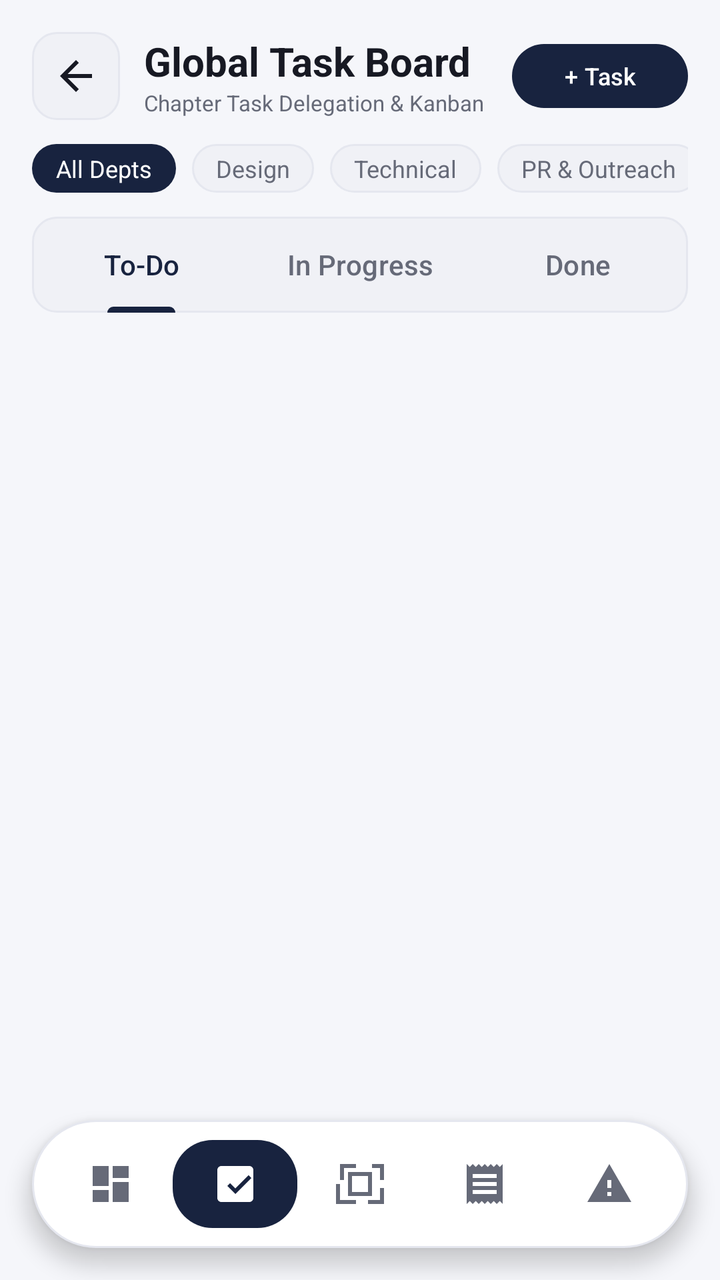
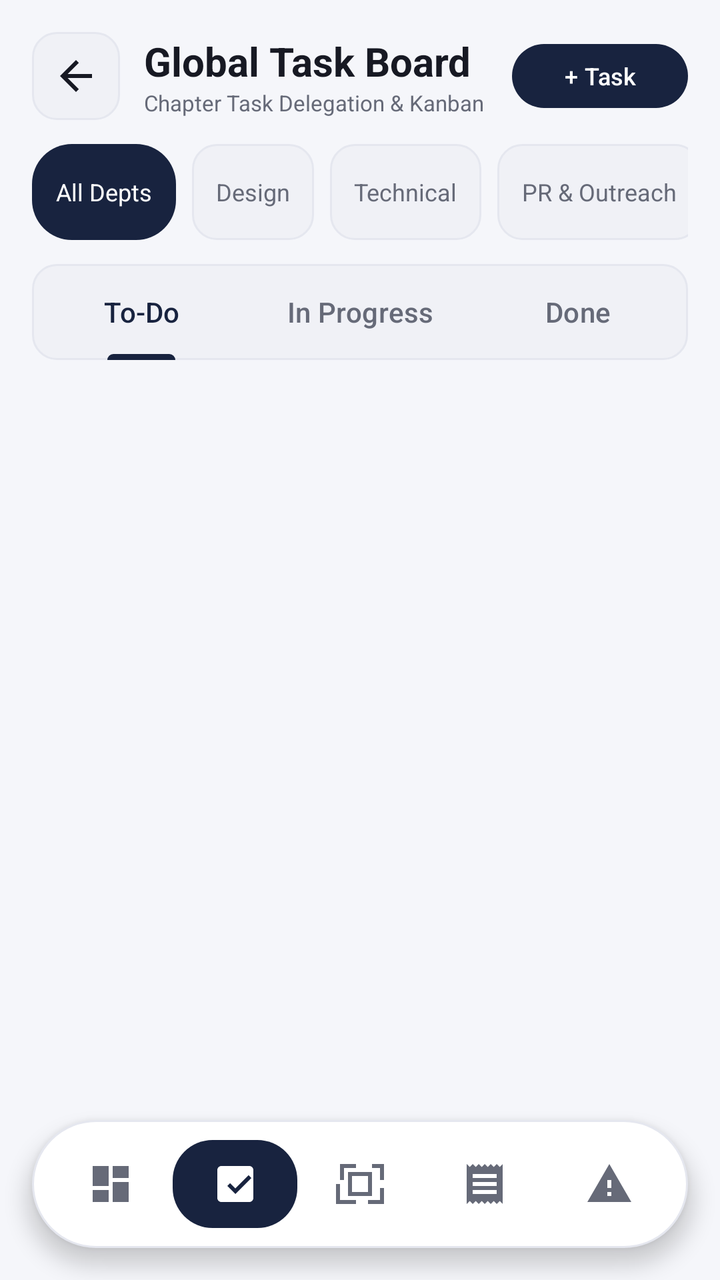

Two renders of the same Android screen: before a commit and after it. Below are the layout's source before the change and the commit's diff.
<!-- AndroidManifest.xml: activity theme Theme.GDGCoreHQ -->
<!-- res/layout/activity_admin_tasks.xml -->
<?xml version="1.0" encoding="utf-8"?>
<androidx.coordinatorlayout.widget.CoordinatorLayout
    xmlns:android="http://schemas.android.com/apk/res/android"
    xmlns:app="http://schemas.android.com/apk/res-auto"
    xmlns:tools="http://schemas.android.com/tools"
    android:layout_width="match_parent"
    android:layout_height="match_parent"
    android:background="@color/background"
    android:fitsSystemWindows="true">

    <LinearLayout
        android:layout_width="match_parent"
        android:layout_height="match_parent"
        android:orientation="vertical"
        android:paddingHorizontal="@dimen/page_padding"
        android:paddingTop="@dimen/space_4">

        
        <RelativeLayout
            android:layout_width="match_parent"
            android:layout_height="wrap_content"
            android:layout_marginBottom="@dimen/space_3">

            <ImageView
                android:id="@+id/btnBack"
                android:layout_width="44dp"
                android:layout_height="44dp"
                android:layout_alignParentStart="true"
                android:layout_centerVertical="true"
                android:background="@drawable/bg_chip_rounded"
                android:contentDescription="Back"
                android:padding="10dp"
                android:src="@drawable/ic_arrow_back" />

            <LinearLayout
                android:layout_width="wrap_content"
                android:layout_height="wrap_content"
                android:layout_centerVertical="true"
                android:layout_marginStart="@dimen/space_3"
                android:layout_toEndOf="@id/btnBack"
                android:orientation="vertical">

                <TextView
                    android:layout_width="wrap_content"
                    android:layout_height="wrap_content"
                    android:text="Global Task Board"
                    android:textAppearance="@style/TextAppearance.GDGCoreHQ.TitleLarge"
                    android:textColor="@color/text_primary" />

                <TextView
                    android:layout_width="wrap_content"
                    android:layout_height="wrap_content"
                    android:text="Chapter Task Delegation &amp; Kanban"
                    android:textAppearance="@style/TextAppearance.GDGCoreHQ.Caption"
                    android:textColor="@color/text_secondary" />
            </LinearLayout>

            
            <com.google.android.material.button.MaterialButton
                android:id="@+id/btnAddTask"
                style="@style/Widget.GDGCoreHQ.Button.Primary"
                android:layout_width="wrap_content"
                android:layout_height="wrap_content"
                android:layout_alignParentEnd="true"
                android:layout_centerVertical="true"
                android:minHeight="40dp"
                android:text="+ Task"
                android:textSize="12sp" />
        </RelativeLayout>

        
        <HorizontalScrollView
            android:layout_width="match_parent"
            android:layout_height="wrap_content"
            android:layout_marginBottom="@dimen/space_3"
            android:scrollbars="none">

            <LinearLayout
                android:id="@+id/layoutDepartmentFilters"
                android:layout_width="wrap_content"
                android:layout_height="wrap_content"
                android:orientation="horizontal">

                <TextView
                    android:id="@+id/filterAll"
                    android:layout_width="wrap_content"
                    android:layout_height="wrap_content"
                    android:layout_marginEnd="@dimen/space_2"
                    android:background="@drawable/bg_nav_selected"
                    android:paddingHorizontal="@dimen/space_3"
                    android:paddingVertical="@dimen/space_1"
                    android:text="All Depts"
                    android:textAppearance="@style/TextAppearance.GDGCoreHQ.Label"
                    android:textColor="@color/surface" />

                <TextView
                    android:id="@+id/filterDesign"
                    android:layout_width="wrap_content"
                    android:layout_height="wrap_content"
                    android:layout_marginEnd="@dimen/space_2"
                    android:background="@drawable/bg_chip_rounded"
                    android:paddingHorizontal="@dimen/space_3"
                    android:paddingVertical="@dimen/space_1"
                    android:text="Design"
                    android:textAppearance="@style/TextAppearance.GDGCoreHQ.Label"
                    android:textColor="@color/text_secondary" />

                <TextView
                    android:id="@+id/filterTech"
                    android:layout_width="wrap_content"
                    android:layout_height="wrap_content"
                    android:layout_marginEnd="@dimen/space_2"
                    android:background="@drawable/bg_chip_rounded"
                    android:paddingHorizontal="@dimen/space_3"
                    android:paddingVertical="@dimen/space_1"
                    android:text="Technical"
                    android:textAppearance="@style/TextAppearance.GDGCoreHQ.Label"
                    android:textColor="@color/text_secondary" />

                <TextView
                    android:id="@+id/filterPR"
                    android:layout_width="wrap_content"
                    android:layout_height="wrap_content"
                    android:layout_marginEnd="@dimen/space_2"
                    android:background="@drawable/bg_chip_rounded"
                    android:paddingHorizontal="@dimen/space_3"
                    android:paddingVertical="@dimen/space_1"
                    android:text="PR &amp; Outreach"
                    android:textAppearance="@style/TextAppearance.GDGCoreHQ.Label"
                    android:textColor="@color/text_secondary" />

                <TextView
                    android:id="@+id/filterLogistics"
                    android:layout_width="wrap_content"
                    android:layout_height="wrap_content"
                    android:background="@drawable/bg_chip_rounded"
                    android:paddingHorizontal="@dimen/space_3"
                    android:paddingVertical="@dimen/space_1"
                    android:text="Logistics"
                    android:textAppearance="@style/TextAppearance.GDGCoreHQ.Label"
                    android:textColor="@color/text_secondary" />
            </LinearLayout>
        </HorizontalScrollView>

        
        <com.google.android.material.tabs.TabLayout
            android:id="@+id/tabStatus"
            android:layout_width="match_parent"
            android:layout_height="48dp"
            android:layout_marginBottom="@dimen/space_3"
            android:background="@drawable/bg_chip_rounded"
            app:tabIndicatorColor="@color/brand_navy"
            app:tabIndicatorFullWidth="false"
            app:tabSelectedTextColor="@color/brand_navy"
            app:tabTextColor="@color/text_secondary">

            <com.google.android.material.tabs.TabItem
                android:layout_width="wrap_content"
                android:layout_height="wrap_content"
                android:text="To-Do" />

            <com.google.android.material.tabs.TabItem
                android:layout_width="wrap_content"
                android:layout_height="wrap_content"
                android:text="In Progress" />

            <com.google.android.material.tabs.TabItem
                android:layout_width="wrap_content"
                android:layout_height="wrap_content"
                android:text="Done" />
        </com.google.android.material.tabs.TabLayout>

        
        <androidx.core.widget.NestedScrollView
            android:layout_width="match_parent"
            android:layout_height="0dp"
            android:layout_weight="1"
            android:clipToPadding="false"
            android:fillViewport="true">

            <LinearLayout
                android:id="@+id/layoutTasksContainer"
                android:layout_width="match_parent"
                android:layout_height="wrap_content"
                android:orientation="vertical"
                android:paddingBottom="96dp" />
        </androidx.core.widget.NestedScrollView>

    </LinearLayout>

    
    <LinearLayout
        android:id="@+id/bottomNavPill"
        android:layout_width="match_parent"
        android:layout_height="64dp"
        android:layout_gravity="bottom"
        android:layout_marginHorizontal="@dimen/space_4"
        android:layout_marginBottom="@dimen/space_4"
        android:background="@drawable/bg_floating_nav"
        android:elevation="6dp"
        android:gravity="center"
        android:orientation="horizontal"
        android:paddingHorizontal="@dimen/space_2">

        <ImageView
            android:id="@+id/navHome"
            android:layout_width="0dp"
            android:layout_height="44dp"
            android:layout_weight="1"
            android:contentDescription="Dashboard"
            android:padding="10dp"
            android:src="@drawable/ic_dashboard"
            app:tint="@color/text_secondary" />

        <ImageView
            android:id="@+id/navTasks"
            android:layout_width="0dp"
            android:layout_height="44dp"
            android:layout_weight="1"
            android:background="@drawable/bg_nav_selected"
            android:contentDescription="Tasks"
            android:padding="10dp"
            android:src="@drawable/ic_tasks"
            app:tint="@color/surface" />

        <ImageView
            android:id="@+id/navScanner"
            android:layout_width="0dp"
            android:layout_height="44dp"
            android:layout_weight="1"
            android:contentDescription="QR Scanner"
            android:padding="10dp"
            android:src="@drawable/ic_qr_scan"
            app:tint="@color/text_secondary" />

        <ImageView
            android:id="@+id/navExpenses"
            android:layout_width="0dp"
            android:layout_height="44dp"
            android:layout_weight="1"
            android:contentDescription="Reimbursements"
            android:padding="10dp"
            android:src="@drawable/ic_receipt"
            app:tint="@color/text_secondary" />

        <ImageView
            android:id="@+id/navStrikes"
            android:layout_width="0dp"
            android:layout_height="44dp"
            android:layout_weight="1"
            android:contentDescription="Strikes"
            android:padding="10dp"
            android:src="@drawable/ic_strike"
            app:tint="@color/text_secondary" />

    </LinearLayout>

</androidx.coordinatorlayout.widget.CoordinatorLayout>
<!-- resources referenced by this layout -->
<resources>
  <color name="background">#F5F6FA</color>
  <color name="brand_navy">#18233F</color>
  <color name="surface">#FFFFFF</color>
  <color name="text_primary">#171923</color>
  <color name="text_secondary">#666A78</color>
  <dimen name="page_padding">16dp</dimen>
  <dimen name="space_1">4dp</dimen>
  <dimen name="space_2">8dp</dimen>
  <dimen name="space_3">12dp</dimen>
  <dimen name="space_4">16dp</dimen>
  <!-- drawable bg_floating_nav (drawable) -->
  ﻿<?xml version="1.0" encoding="utf-8"?>
  <shape xmlns:android="http://schemas.android.com/apk/res/android"
      android:shape="rectangle">
      <solid android:color="@color/surface" />
      <corners android:radius="32dp" />
      <stroke android:width="1dp" android:color="@color/border" />
  </shape>
  <!-- drawable bg_nav_selected (drawable) -->
  ﻿<?xml version="1.0" encoding="utf-8"?>
  <shape xmlns:android="http://schemas.android.com/apk/res/android"
      android:shape="rectangle">
      <solid android:color="@color/brand_navy" />
      <corners android:radius="20dp" />
  </shape>
  <!-- drawable ic_strike (drawable) -->
  ﻿<vector xmlns:android="http://schemas.android.com/apk/res/android" android:width="24dp" android:height="24dp" android:viewportWidth="24" android:viewportHeight="24"><path android:fillColor="@color/text_primary" android:pathData="M1,21h22L12,2 1,21zm12,-3h-2v-2h2v2zm0,-4h-2v-4h2v4z"/></vector>
  <style name="TextAppearance.GDGCoreHQ.Caption">
          <item name="android:textSize">@dimen/text_caption</item>
          <item name="android:textColor">@color/text_muted</item>
      </style>
  <style name="TextAppearance.GDGCoreHQ.Label">
          <item name="android:textSize">@dimen/text_label</item>
          <item name="android:textColor">@color/text_secondary</item>
      </style>
  <style name="TextAppearance.GDGCoreHQ.TitleLarge">
          <item name="android:textSize">@dimen/text_title_large</item>
          <item name="android:textStyle">bold</item>
          <item name="android:textColor">@color/text_primary</item>
      </style>
  <color name="surface_subtle">#F0F1F6</color>
  <dimen name="radius_chip">12dp</dimen>
  <color name="border">#E5E7EF</color>
  <dimen name="text_caption">11sp</dimen>
  <color name="text_muted">#8B8FA0</color>
  <dimen name="text_label">12sp</dimen>
  <dimen name="text_title_large">20sp</dimen>
  <style name="ShapeAppearance.GDGCoreHQ.Button" parent="ShapeAppearance.Material3.SmallComponent">
          <item name="cornerFamily">rounded</item>
          <item name="cornerSize">@dimen/radius_button</item>
      </style>
  <dimen name="touch_target_min">48dp</dimen>
  <dimen name="text_body">14sp</dimen>
  <color name="md_theme_primary">#18233F</color>
  <color name="md_theme_onPrimary">#FFFFFF</color>
  <color name="md_theme_primaryContainer">#C8D8FF</color>
  <color name="md_theme_onPrimaryContainer">#18233F</color>
  <color name="md_theme_secondary">#666A78</color>
  <color name="md_theme_onSecondary">#FFFFFF</color>
  <color name="md_theme_secondaryContainer">#D8D4FF</color>
  <color name="md_theme_onSecondaryContainer">#171923</color>
  <color name="md_theme_background">#F5F6FA</color>
  <color name="md_theme_onBackground">#171923</color>
  <color name="md_theme_surface">#FFFFFF</color>
  <color name="md_theme_onSurface">#171923</color>
  <color name="md_theme_surfaceVariant">#F0F1F6</color>
  <color name="md_theme_onSurfaceVariant">#666A78</color>
  <color name="md_theme_outline">#E5E7EF</color>
  <color name="md_theme_error">#B42332</color>
  <color name="md_theme_onError">#FFFFFF</color>
  <color name="md_theme_errorContainer">#FCE1E3</color>
  <color name="md_theme_onErrorContainer">#B42332</color>
  <style name="ShapeAppearance.GDGCoreHQ.Card" parent="ShapeAppearance.Material3.MediumComponent">
          <item name="cornerFamily">rounded</item>
          <item name="cornerSize">@dimen/radius_card</item>
      </style>
  <dimen name="radius_button">16dp</dimen>
  <dimen name="radius_card">20dp</dimen>
  <!-- unchanged entries left out for length: 8 -->
</resources>

<!-- the commit's change to res/layout/activity_admin_tasks.xml (unified diff, before → after) -->
@@ -87,6 +87,8 @@
                     android:layout_height="wrap_content"
                     android:layout_marginEnd="@dimen/space_2"
                     android:background="@drawable/bg_nav_selected"
+                    android:gravity="center"
+                    android:minHeight="@dimen/touch_target_min"
                     android:paddingHorizontal="@dimen/space_3"
                     android:paddingVertical="@dimen/space_1"
                     android:text="All Depts"
@@ -99,6 +101,8 @@
                     android:layout_height="wrap_content"
                     android:layout_marginEnd="@dimen/space_2"
                     android:background="@drawable/bg_chip_rounded"
+                    android:gravity="center"
+                    android:minHeight="@dimen/touch_target_min"
                     android:paddingHorizontal="@dimen/space_3"
                     android:paddingVertical="@dimen/space_1"
                     android:text="Design"
@@ -111,6 +115,8 @@
                     android:layout_height="wrap_content"
                     android:layout_marginEnd="@dimen/space_2"
                     android:background="@drawable/bg_chip_rounded"
+                    android:gravity="center"
+                    android:minHeight="@dimen/touch_target_min"
                     android:paddingHorizontal="@dimen/space_3"
                     android:paddingVertical="@dimen/space_1"
                     android:text="Technical"
@@ -123,6 +129,8 @@
                     android:layout_height="wrap_content"
                     android:layout_marginEnd="@dimen/space_2"
                     android:background="@drawable/bg_chip_rounded"
+                    android:gravity="center"
+                    android:minHeight="@dimen/touch_target_min"
                     android:paddingHorizontal="@dimen/space_3"
                     android:paddingVertical="@dimen/space_1"
                     android:text="PR &amp; Outreach"
@@ -134,6 +142,8 @@
                     android:layout_width="wrap_content"
                     android:layout_height="wrap_content"
                     android:background="@drawable/bg_chip_rounded"
+                    android:gravity="center"
+                    android:minHeight="@dimen/touch_target_min"
                     android:paddingHorizontal="@dimen/space_3"
                     android:paddingVertical="@dimen/space_1"
                     android:text="Logistics"
